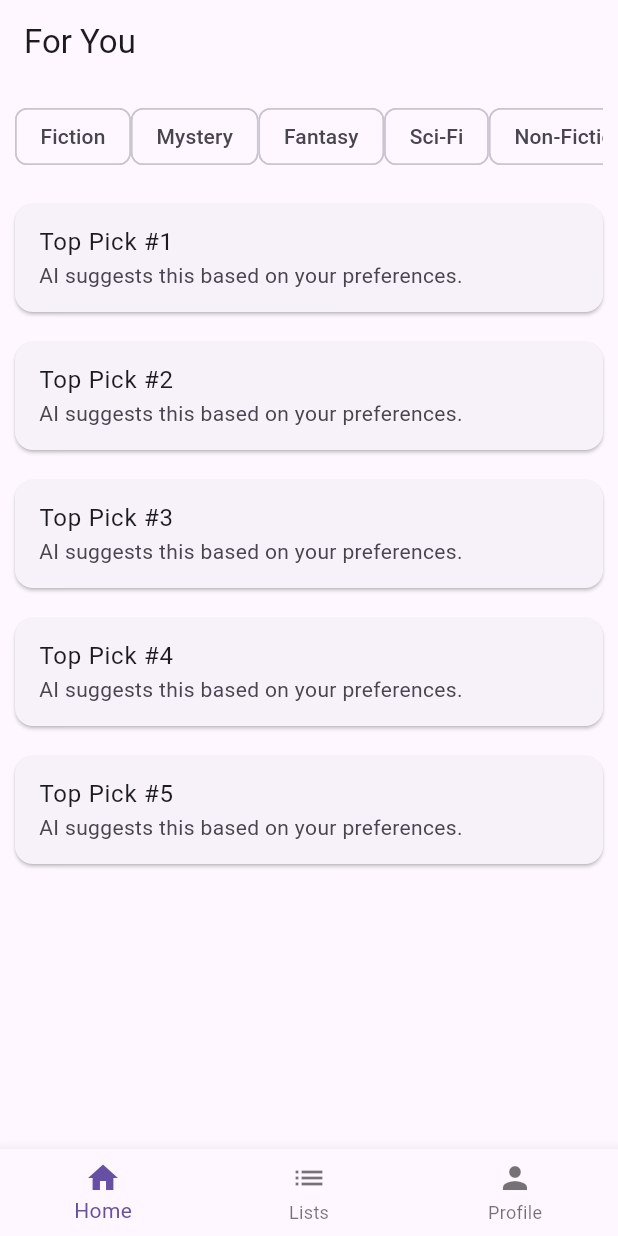
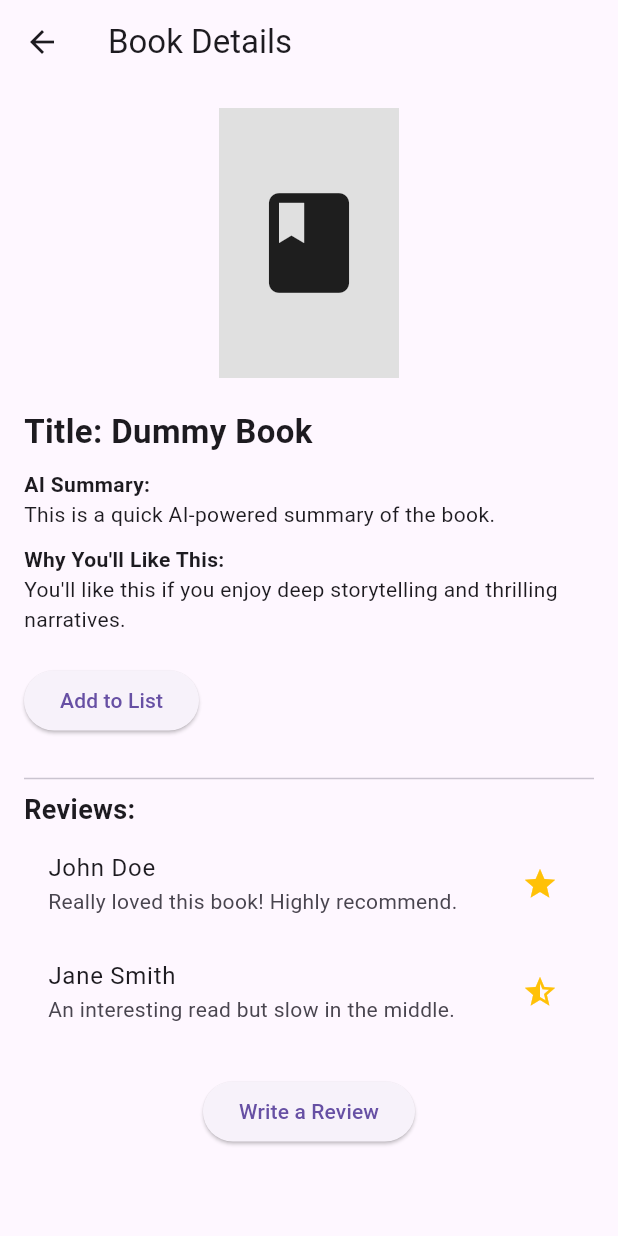
Before and after one commit to nandithakavuri1/project2, a Flutter app: the screen it shows once a user with an empty profile is signed in, after a tap on an icon or button, on a phone screen of 412 x 824 dp. Run offline on Flutter 3.47's test engine with Material 3 defaults, Android fonts, the phone set to English and light mode, and no system bars; our stand-ins replace firebase_auth, firebase_core, google_sign_in; accounts and stored records are empty; network calls fail.

Commit message:
Added book search and book detail screens

```diff
--- a/lib/main.dart
+++ b/lib/main.dart
@@ -1,12 +1,16 @@
 import 'package:flutter/material.dart';
 import 'package:firebase_core/firebase_core.dart';
 import 'package:firebase_auth/firebase_auth.dart';
+
+// Import all screens
 import 'screens/login_screen.dart';
 import 'screens/home_screen.dart';
+import 'screens/search_screen.dart';
+import 'screens/book_detail_screen.dart';
 
 void main() async {
   WidgetsFlutterBinding.ensureInitialized();
-  await Firebase.initializeApp(); // Make sure your firebase is configured
+  await Firebase.initializeApp(); // Initialize Firebase
   runApp(BookMateApp());
 }
 
@@ -25,12 +29,17 @@ class BookMateApp extends StatelessWidget {
         '/': (context) => AuthWrapper(),
         '/login': (context) => LoginScreen(),
         '/home': (context) => HomeScreen(),
+        '/search': (context) => SearchScreen(),
+        '/bookDetail': (context) => BookDetailScreen(),
+        // '/lists': (context) => ReadingListsScreen(),
+        // '/discussion': (context) => DiscussionBoardScreen(),
+        // '/profile': (context) => ProfileScreen(),
       },
     );
   }
 }
 
-// Auto-login if user is already signed in
+// Automatically navigate user based on login state
 class AuthWrapper extends StatelessWidget {
   @override
   Widget build(BuildContext context) {
--- /dev/null
+++ b/lib/screens/book_detail_screen.dart
@@ -0,0 +1,98 @@
+import 'package:flutter/material.dart';
+
+class BookDetailScreen extends StatelessWidget {
+  final String dummySummary = "This is a quick AI-powered summary of the book.";
+  final String dummyBlurb =
+      "You'll like this if you enjoy deep storytelling and thrilling narratives.";
+
+  @override
+  Widget build(BuildContext context) {
+    return Scaffold(
+      appBar: AppBar(title: Text("Book Details")),
+      body: SingleChildScrollView(
+        padding: EdgeInsets.all(16),
+        child: Column(
+          crossAxisAlignment: CrossAxisAlignment.start,
+          children: [
+            Center(
+              child: Container(
+                width: 120,
+                height: 180,
+                color: Colors.grey[300],
+                child: Icon(Icons.book, size: 80),
+              ),
+            ),
+            SizedBox(height: 20),
+            Text(
+              "Title: Dummy Book",
+              style: TextStyle(fontSize: 22, fontWeight: FontWeight.bold),
+            ),
+            SizedBox(height: 10),
+            Text("AI Summary:", style: TextStyle(fontWeight: FontWeight.bold)),
+            Text(dummySummary),
+            SizedBox(height: 10),
+            Text(
+              "Why You'll Like This:",
+              style: TextStyle(fontWeight: FontWeight.bold),
+            ),
+            Text(dummyBlurb),
+            SizedBox(height: 20),
+            ElevatedButton(
+              onPressed: () {
+                // TODO: Add to reading list
+              },
+              child: Text("Add to List"),
+            ),
+            SizedBox(height: 20),
+            Divider(),
+            Text(
+              "Reviews:",
+              style: TextStyle(fontSize: 18, fontWeight: FontWeight.bold),
+            ),
+            ListTile(
+              title: Text("John Doe"),
+              subtitle: Text("Really loved this book! Highly recommend."),
+              trailing: Icon(Icons.star, color: Colors.amber),
+            ),
+            ListTile(
+              title: Text("Jane Smith"),
+              subtitle: Text("An interesting read but slow in the middle."),
+              trailing: Icon(Icons.star_half, color: Colors.amber),
+            ),
+            SizedBox(height: 20),
+            Center(
+              child: ElevatedButton(
+                child: Text("Write a Review"),
+                onPressed: () {
+                  _showReviewModal(context);
+                },
+              ),
+            ),
+          ],
+        ),
+      ),
+    );
+  }
+
+  void _showReviewModal(BuildContext context) {
+    showDialog(
+      context: context,
+      builder: (context) {
+        return AlertDialog(
+          title: Text("Write a Review"),
+          content: TextField(
+            decoration: InputDecoration(hintText: "Enter your review here"),
+            maxLines: 5,
+          ),
+          actions: [
+            TextButton(
+              onPressed: () => Navigator.pop(context),
+              child: Text("Cancel"),
+            ),
+            ElevatedButton(onPressed: () {}, child: Text("Submit")),
+          ],
+        );
+      },
+    );
+  }
+}
```
Also changed, not shown: lib/screens/search_screen.dart (added, +55 -0 lines), 4 other files.
